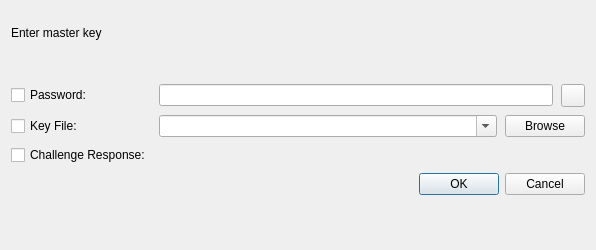
Old version of the form src/gui/DatabaseOpenWidget.ui in the repository kylemanna/keepassx.
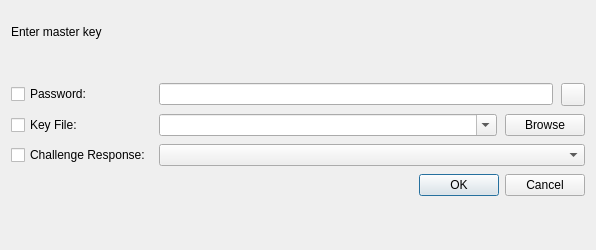
New version of the form. Custom widgets are drawn as their Qt base class.

Commit message: WIP: ChallengeResponse move init, clean-up UI

What changed in the file:
```diff
--- a/src/gui/DatabaseOpenWidget.ui
+++ b/src/gui/DatabaseOpenWidget.ui
@@ -69,7 +69,7 @@
        </property>
       </widget>
      </item>
-     <item row="0" column="1">
+     <item row="0" column="2">
       <layout class="QHBoxLayout" name="horizontalLayout">
        <item>
         <widget class="PasswordEdit" name="editPassword">
@@ -87,7 +87,7 @@
        </item>
       </layout>
      </item>
-     <item row="1" column="1">
+     <item row="1" column="2">
       <layout class="QHBoxLayout" name="horizontalLayout_2">
        <item>
         <widget class="QComboBox" name="comboKeyFile">
@@ -111,7 +111,10 @@
        </item>
       </layout>
      </item>
-     <item row="2" column="0">
+     <item row="4" column="2">
+      <widget class="QComboBox" name="comboChallengeResponse"/>
+     </item>
+     <item row="4" column="0">
       <widget class="QCheckBox" name="checkChallengeResponse">
        <property name="text">
         <string>Challenge Response:</string>
```
The commit also changes 4 other files.
